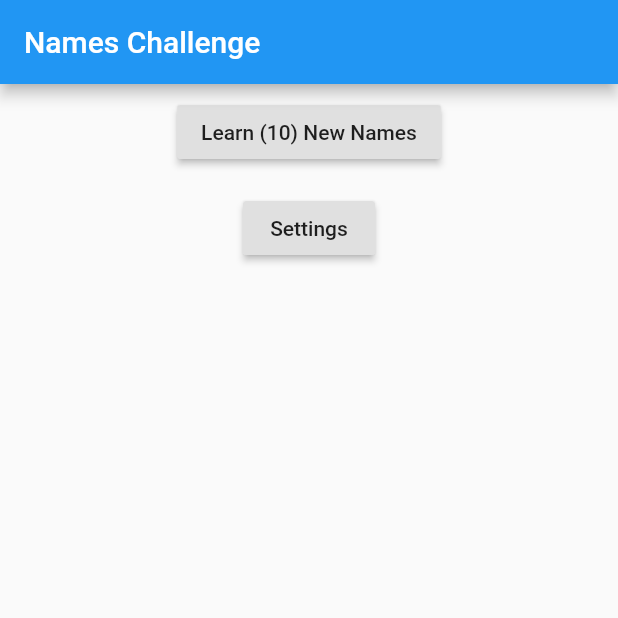
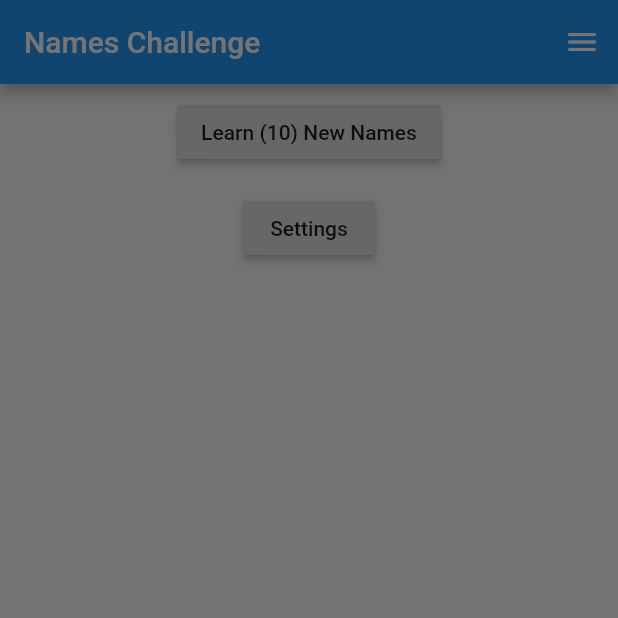
Before and after one commit to jonnyk20/names-challenge-app, a Flutter app: the screen it shows after launch, with the side drawer open (before the commit the screen has no drawer), on a phone screen of 412 x 824 dp, the top half of it. Run offline on Flutter 3.47's test engine with Material 2 defaults, Android fonts, the phone set to English and light mode, and no system bars; our stand-ins replace flutter_redux, redux; missing offline and left inert: flutter_redux_dev_tools, redux_dev_tools.

Commit message:
Adding debug drawer

```diff
--- a/lib/src/models/app_state_model.dart
+++ b/lib/src/models/app_state_model.dart
@@ -2,11 +2,13 @@ import './person_model.dart';
 import '../people_fixture.dart';
 
 class AppState {
+  final bool debug;
   final List<Person> people;
   final List<num> activeDeck;
   int listSize;
   final int lastIndex;
   AppState({
+    this.debug = false,
     this.people = const [],
     this.activeDeck = const [],
     this.listSize = 10,
@@ -14,4 +16,5 @@ class AppState {
   });
 
   static var initial = AppState(people: peopleList);
+  static var dev = AppState(people: peopleList, debug: true);
 }
--- a/lib/src/reducers/reducers.dart
+++ b/lib/src/reducers/reducers.dart
@@ -9,6 +9,7 @@ import '../reducers/lastIndexReducer.dart';
 
 AppState appReducers(AppState state, dynamic action) {
   return AppState(
+      debug: state.debug,
       people: peopleReducer(state.people, action),
       activeDeck: activeDeckReducer(state.activeDeck, action),
       listSize: listSizeReducer(state.listSize, action),
--- a/lib/src/screens/home.dart
+++ b/lib/src/screens/home.dart
@@ -3,6 +3,7 @@ import 'package:flutter/material.dart';
 import 'package:flutter_redux/flutter_redux.dart';
 import '../models/app_state_model.dart';
 import '../actions/actions.dart';
+import '../widgets/debug_drawer.dart';
 
 class Home extends StatelessWidget {
   @override
@@ -54,6 +55,7 @@ class Home extends StatelessWidget {
             ],
           ),
         ),
+        endDrawer: DebugDrawer(),
       );
     });
   }
--- a/lib/src/screens/meet.dart
+++ b/lib/src/screens/meet.dart
@@ -1,6 +1,7 @@
 import 'package:flutter/material.dart';
 import '../widgets/card_list.dart';
 import '../list_modes.dart';
+import '../widgets/debug_drawer.dart';
 
 class Meet extends StatelessWidget {
   Widget build(BuildContext context) {
@@ -16,7 +17,7 @@ class Meet extends StatelessWidget {
             renderButton(context),
           ],
         ),
-    );
+        endDrawer: DebugDrawer());
   }
 
   renderButton(context) {
--- a/lib/src/screens/remember.dart
+++ b/lib/src/screens/remember.dart
@@ -1,6 +1,7 @@
 import 'package:flutter/material.dart';
 import '../widgets/card_list.dart';
 import '../list_modes.dart';
+import '../widgets/debug_drawer.dart';
 
 class Remember extends StatelessWidget {
   Widget build(BuildContext context) {
@@ -11,6 +12,7 @@ class Remember extends StatelessWidget {
       body: Center(
         child: CardList(ListModes.Remember),
       ),
+      endDrawer: DebugDrawer(),
     );
   }
 }
--- a/lib/src/screens/settings.dart
+++ b/lib/src/screens/settings.dart
@@ -1,5 +1,6 @@
 import 'package:flutter/material.dart';
 import '../widgets/list_settings.dart';
+import '../widgets/debug_drawer.dart';
 
 class Settings extends StatelessWidget {
   Widget build(BuildContext context) {
@@ -17,6 +18,7 @@ class Settings extends StatelessWidget {
           ],
         ),
       ),
+      endDrawer: DebugDrawer(),
     );
   }
 }
--- /dev/null
+++ b/lib/src/widgets/debug_drawer.dart
@@ -0,0 +1,19 @@
+import 'package:flutter/material.dart';
+import 'package:flutter_redux_dev_tools/flutter_redux_dev_tools.dart';
+import 'package:flutter_redux/flutter_redux.dart';
+import '../models/app_state_model.dart';
+
+class DebugDrawer extends StatelessWidget {
+  Widget build(BuildContext context) {
+    return StoreConnector<AppState, dynamic>(
+        converter: (store) => store,
+        builder: (context, store) {
+          return store.state.debug
+              ? Container(
+                  width: 240.0,
+                  color: Colors.white,
+                  child: new ReduxDevTools(store))
+              : Container();
+        });
+  }
+}
--- a/pubspec.yaml
+++ b/pubspec.yaml
@@ -21,10 +21,13 @@ dependencies:
   cupertino_icons: ^0.1.2
 
   flutter_redux: ^0.5.2
+  shared_preferences:
 
 dev_dependencies:
   flutter_test:
     sdk: flutter
+
+  flutter_redux_dev_tools:
 
 # For information on the generic Dart part of this file, see the
 # following page: https://www.dartlang.org/tools/pub/pubspec
```
Also changed, not shown: lib/debug.dart (added, +12 -0 lines), 4 other files. Lines whose indentation alone changed are shown as unchanged.
